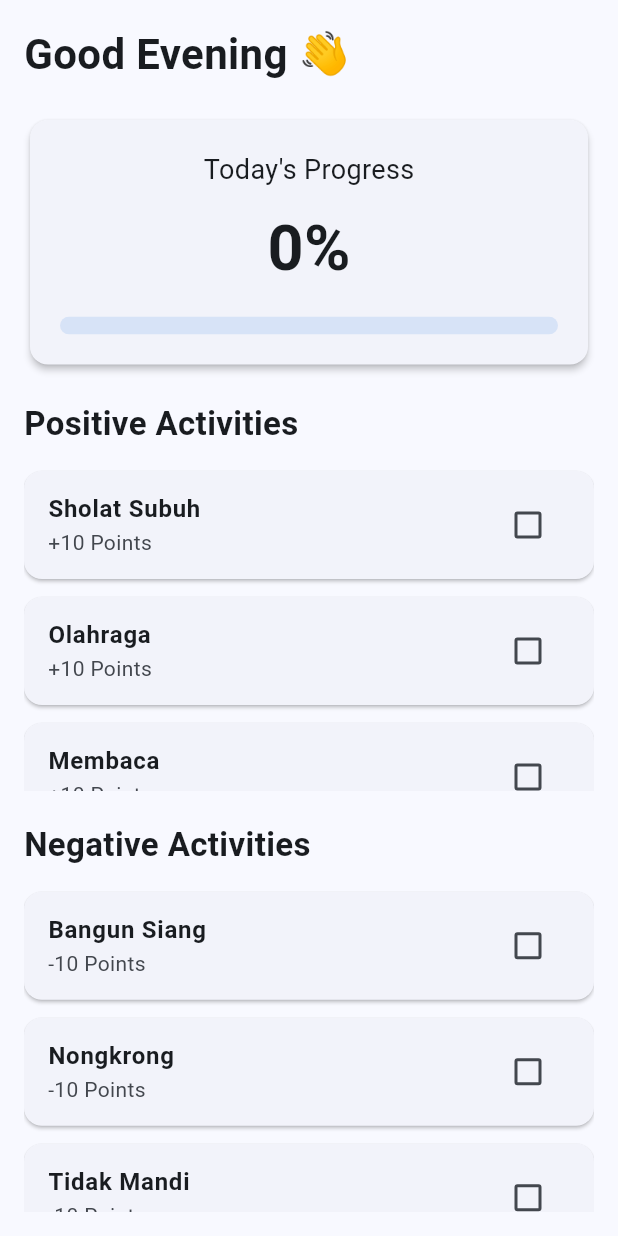
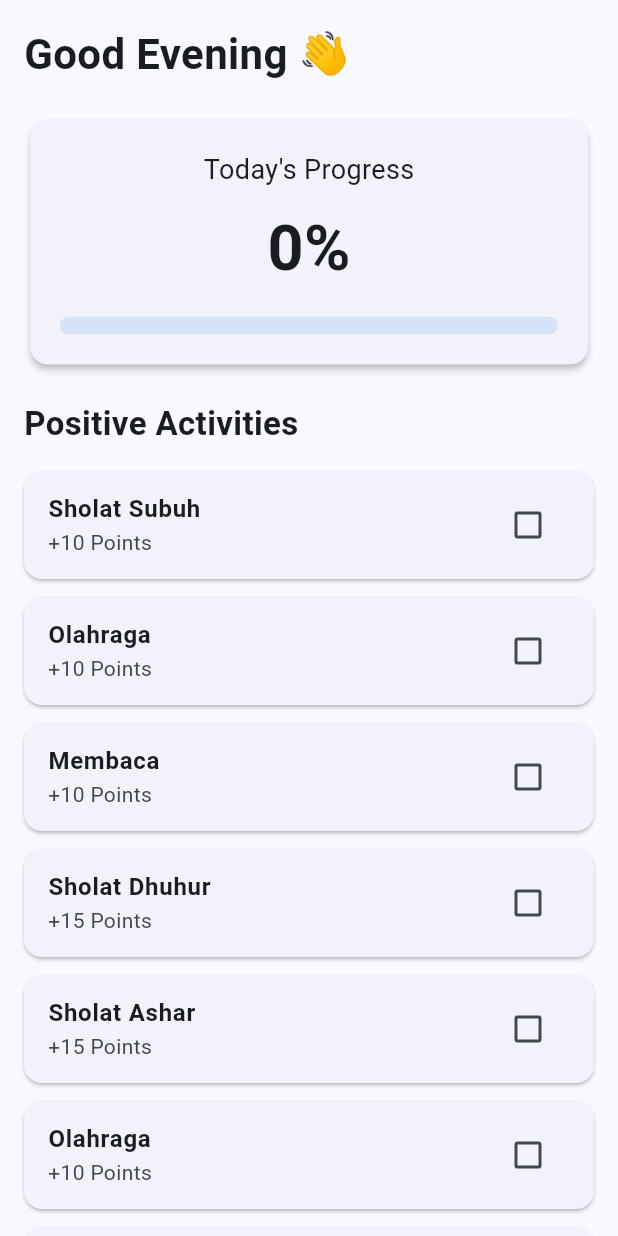
Before and after one commit to anharsaja/offline_agenda_flutter, a Flutter app: the screen it shows after launch, on a phone screen of 412 x 824 dp. Run offline on Flutter 3.47's test engine with Material 3 defaults, Android fonts, the phone set to English and light mode, and no system bars.

Commit message:
:sparkles: body listview

```diff
--- a/lib/pages/dashboard_page.dart
+++ b/lib/pages/dashboard_page.dart
@@ -55,17 +55,8 @@ class _DashboardPageState extends State<DashboardPage> {
   @override
   Widget build(BuildContext context) {
     return Scaffold(
-      // appBar: AppBar(
-      //   title: const Text(
-      //     "Good Evening 👋",
-      //     style: TextStyle(fontSize: 28, fontWeight: FontWeight.bold),
-      //   ),
-      // ),
-
-      body: Padding(
+      body: ListView(
         padding: const EdgeInsets.all(16),
-        child: Column(
-          crossAxisAlignment: CrossAxisAlignment.start,
         children: [
           const Text(
             "Good Evening 👋",
@@ -77,9 +68,8 @@ class _DashboardPageState extends State<DashboardPage> {
           ProgressCard(progress: progress),
 
           const SectionTitle(title: "Positive Activities"),
-            Expanded(
-              child: ListView(
-                children: goodActivities.map((activity) {
+
+          ...goodActivities.map((activity) {
             return ActivityTile(
               activity: activity,
               onChanged: (value) {
@@ -88,15 +78,11 @@ class _DashboardPageState extends State<DashboardPage> {
                 });
               },
             );
-                }).toList(),
-              ),
-            ),
+          }),
 
+          const SectionTitle(title: "Bad Habits"),
 
-            const SectionTitle(title: "Negative Activities"),
-            Expanded(
-              child: ListView(
-                children: badActivities.map((activity) {
+          ...badActivities.map((activity) {
             return ActivityTile(
               activity: activity,
               onChanged: (value) {
@@ -105,13 +91,11 @@ class _DashboardPageState extends State<DashboardPage> {
                 });
               },
             );
-                }).toList(),
-              ),
-            ),
+          }),
+
+          const SizedBox(height: 100),
         ],
       ),
-      ),
-
       // floatingActionButton: FloatingActionButton(
       //   onPressed: () {},
       //   child: const Icon(Icons.add),
```
Lines whose indentation alone changed are shown as unchanged.
